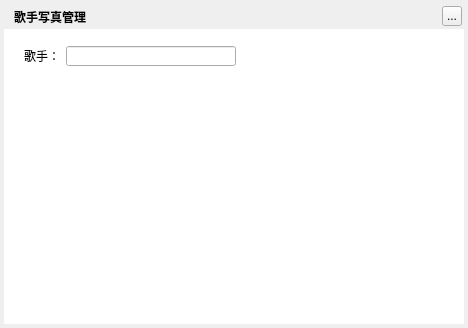
Above: TTKModule/TTKWidget/musicUiKits/musicLrcKits/musiclrcphotomanagerwidget.ui from Greedysky/TTKMusicPlayer before the change. Below: the same form after it.
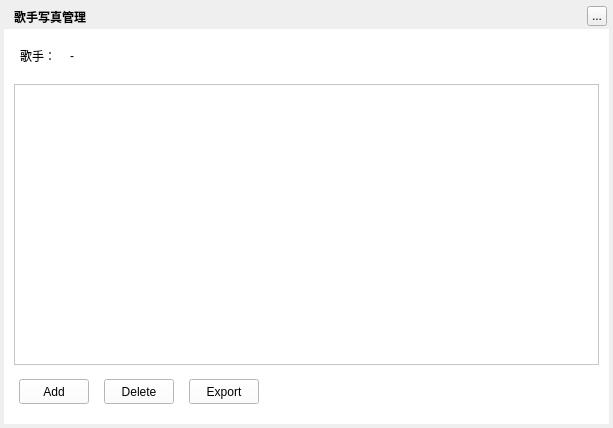
That is the form after the change.

Patch:
```diff
--- a/TTKModule/TTKWidget/musicUiKits/musicLrcKits/musiclrcphotomanagerwidget.ui
+++ b/TTKModule/TTKWidget/musicUiKits/musicLrcKits/musiclrcphotomanagerwidget.ui
@@ -6,8 +6,8 @@
    <rect>
     <x>0</x>
     <y>0</y>
-    <width>468</width>
-    <height>328</height>
+    <width>613</width>
+    <height>428</height>
    </rect>
   </property>
   <property name="windowTitle">
@@ -18,8 +18,8 @@
     <rect>
      <x>4</x>
      <y>4</y>
-     <width>460</width>
-     <height>320</height>
+     <width>605</width>
+     <height>420</height>
     </rect>
    </property>
    <property name="text">
@@ -45,7 +45,7 @@
   <widget class="QToolButton" name="topTitleCloseButton">
    <property name="geometry">
     <rect>
-     <x>442</x>
+     <x>587</x>
      <y>6</y>
      <width>20</width>
      <height>20</height>
@@ -58,7 +58,7 @@
   <widget class="QLabel" name="artNameLabel">
    <property name="geometry">
     <rect>
-     <x>24</x>
+     <x>20</x>
      <y>46</y>
      <width>42</width>
      <height>20</height>
@@ -68,35 +68,96 @@
     <string>歌手：</string>
    </property>
   </widget>
-  <widget class="QLineEdit" name="artSearchEdit">
+  <widget class="QLabel" name="artTextLabel">
    <property name="geometry">
     <rect>
-     <x>66</x>
-     <y>46</y>
-     <width>170</width>
-     <height>20</height>
+     <x>70</x>
+     <y>43</y>
+     <width>300</width>
+     <height>25</height>
     </rect>
    </property>
+   <property name="text">
+    <string>-</string>
+   </property>
   </widget>
   <widget class="QWidget" name="backgroundMask" native="true">
    <property name="geometry">
     <rect>
      <x>4</x>
      <y>29</y>
-     <width>460</width>
-     <height>295</height>
+     <width>605</width>
+     <height>395</height>
     </rect>
    </property>
    <property name="styleSheet">
     <string notr="true">background:white;</string>
    </property>
+   <widget class="QScrollArea" name="viewArea">
+    <property name="geometry">
+     <rect>
+      <x>10</x>
+      <y>55</y>
+      <width>585</width>
+      <height>281</height>
+     </rect>
+    </property>
+   </widget>
+   <widget class="QPushButton" name="addButton">
+    <property name="geometry">
+     <rect>
+      <x>15</x>
+      <y>350</y>
+      <width>70</width>
+      <height>25</height>
+     </rect>
+    </property>
+    <property name="cursor">
+     <cursorShape>PointingHandCursor</cursorShape>
+    </property>
+    <property name="text">
+     <string>Add</string>
+    </property>
+   </widget>
+   <widget class="QPushButton" name="deleteButton">
+    <property name="geometry">
+     <rect>
+      <x>100</x>
+      <y>350</y>
+      <width>70</width>
+      <height>25</height>
+     </rect>
+    </property>
+    <property name="cursor">
+     <cursorShape>PointingHandCursor</cursorShape>
+    </property>
+    <property name="text">
+     <string>Delete</string>
+    </property>
+   </widget>
+   <widget class="QPushButton" name="exportButton">
+    <property name="geometry">
+     <rect>
+      <x>185</x>
+      <y>350</y>
+      <width>70</width>
+      <height>25</height>
+     </rect>
+    </property>
+    <property name="cursor">
+     <cursorShape>PointingHandCursor</cursorShape>
+    </property>
+    <property name="text">
+     <string>Export</string>
+    </property>
+   </widget>
   </widget>
   <zorder>background</zorder>
   <zorder>backgroundMask</zorder>
   <zorder>topTitleName</zorder>
   <zorder>topTitleCloseButton</zorder>
   <zorder>artNameLabel</zorder>
-  <zorder>artSearchEdit</zorder>
+  <zorder>artTextLabel</zorder>
  </widget>
  <resources/>
  <connections/>
```
